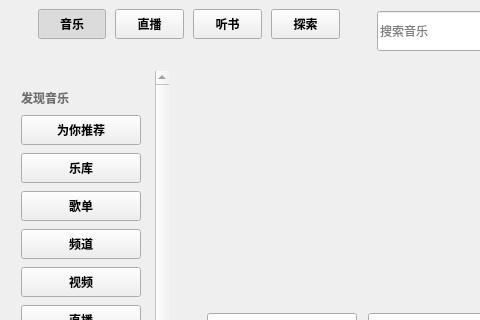
Qt form KuGouApp.ui (a-mo-xi-wei/KuGouApp) before a commit; both pictures show x 0 to 480 and y 0 to 320 of the 1050 by 700 pixel window.
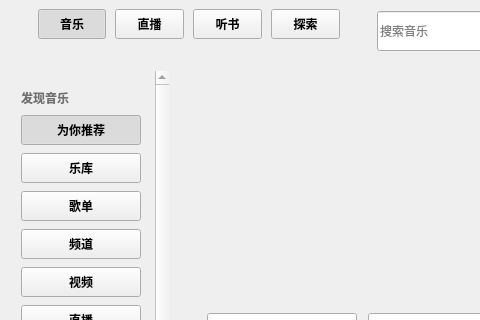
The same form after that commit. Custom widgets are drawn as their Qt base class.

Commit message: 调整menu_scrollArea可选中

```diff
--- a/KuGouApp.ui
+++ b/KuGouApp.ui
@@ -668,10 +668,10 @@
                 </size>
                </property>
                <property name="checkable">
-                <bool>false</bool>
+                <bool>true</bool>
                </property>
                <property name="checked">
-                <bool>false</bool>
+                <bool>true</bool>
                </property>
                <property name="autoExclusive">
                 <bool>false</bool>
```
Left out of the diff: 54 changed lines with no effect on the pictures.
